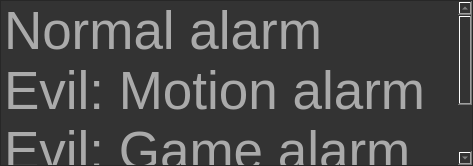
The window that selectalarmtype.ui (savolai/EvilAlarm) describes before a commit, drawn with Qt 5.
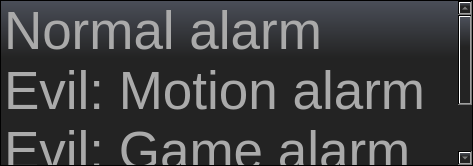
The same window after the commit.

Commit message: ui tweaks for dialog, eventually useless but still cute :)

```diff
--- a/selectalarmtype.ui
+++ b/selectalarmtype.ui
@@ -19,7 +19,8 @@
    <string>Dialog</string>
   </property>
   <property name="styleSheet">
-   <string notr="true">background-color:#333; color:#aaa; font-size:40pt;</string>
+   <string notr="true">background:qlineargradient(spread:pad, x1:1, y1:0, x2:1, y2:1, stop:0 #4b4f59, stop:0.35 #232323, stop:1 #232323);
+color:#aaa; font-size:40pt;</string>
   </property>
   <layout class="QVBoxLayout" name="verticalLayout">
    <property name="spacing">
@@ -30,6 +31,12 @@
    </property>
    <item>
     <widget class="QListWidget" name="listWidget">
+     <property name="styleSheet">
+      <string notr="true">::item{
+padding-top:0.5em;
+padding-bottom:0.5em;
+}</string>
+     </property>
      <property name="alternatingRowColors">
       <bool>false</bool>
      </property>
```
The commit also changes 1 other file.
